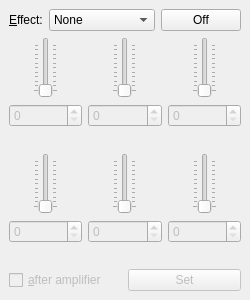
Old version of the form effect.ui in the repository pvint/replug.
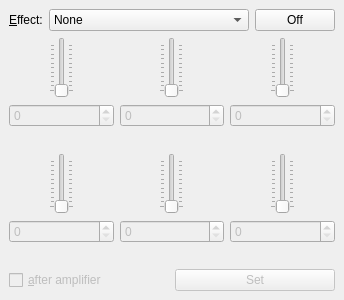
New version of the form.

```diff
--- a/effect.ui
+++ b/effect.ui
@@ -31,7 +31,7 @@
        <widget class="QComboBox" name="comboBox">
         <property name="minimumSize">
          <size>
-          <width>100</width>
+          <width>200</width>
           <height>0</height>
          </size>
         </property>
```
